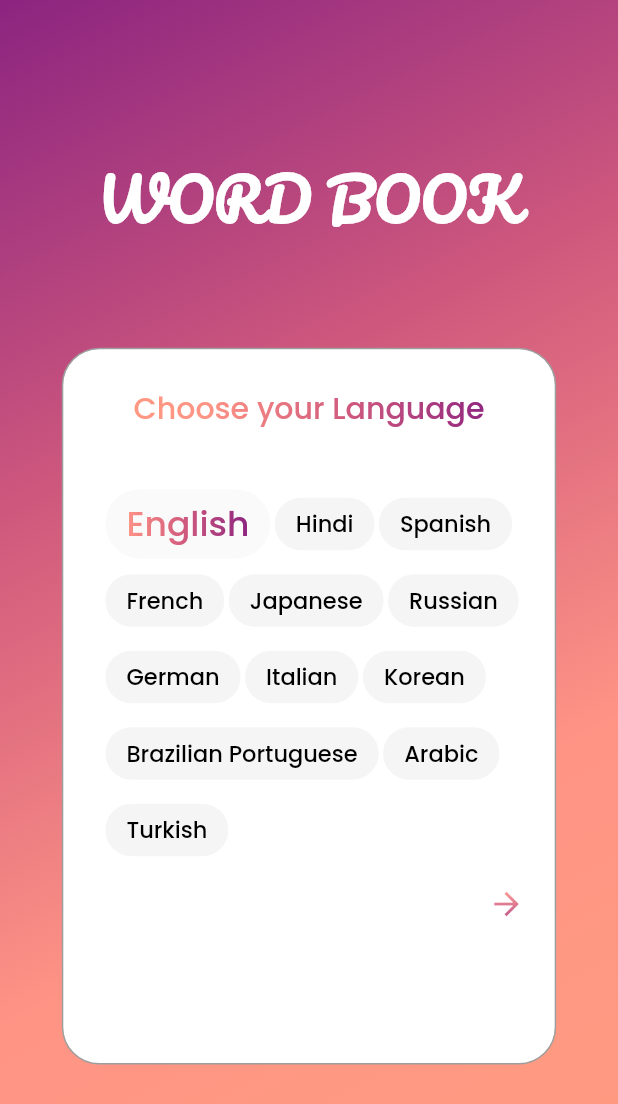
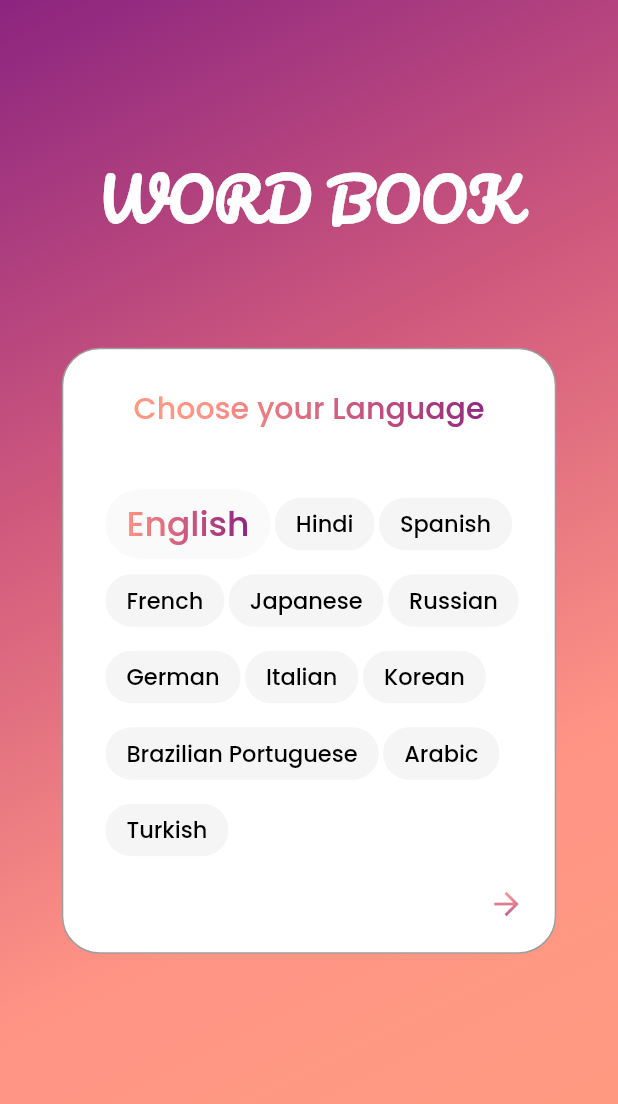
Before and after one commit to AbdallahNassar/WordBook, a Flutter app: the screen it shows after launch, on a phone screen of 412 x 824 dp. Shown: the top 1104 px of the screen. Run offline on Flutter 3.47's test engine with Material 2 defaults, Android fonts, the light colour scheme and no system bars; drawn by our look-alikes of flutter_platform_widgets; our stand-ins replace audioplayers, flutter_svg, google_fonts; missing offline and left inert: translator.

Commit message:
final push

```diff
--- a/word_book/lib/main.dart
+++ b/word_book/lib/main.dart
@@ -1,8 +1,8 @@
 import 'package:flutter/cupertino.dart';
 import 'package:flutter/material.dart';
+import 'package:flutter/services.dart';
 import 'package:flutter_platform_widgets/flutter_platform_widgets.dart';
 import 'package:google_fonts/google_fonts.dart';
-import 'package:word_book/test.dart';
 
 import './screens/home/home_screen.dart';
 import './screens/word/word_screen.dart';
@@ -16,6 +16,9 @@ class WordBook extends StatelessWidget {
   // This widget is the root of your application.
   @override
   Widget build(BuildContext context) {
+    SystemChrome.setPreferredOrientations([
+      DeviceOrientation.portraitUp,
+    ]);
     return PlatformApp(
       debugShowCheckedModeBanner: false,
       // to allow the usage of material stuff on cupertino app
@@ -48,7 +51,7 @@ class WordBook extends StatelessWidget {
               fontSize: 23.0,
             ),
             // phonetics list tile text style
-            headline2: GoogleFonts.poppins(
+            headline2: GoogleFonts.comfortaa(
               color: Colors.black,
               fontSize: 17.0,
               fontWeight: FontWeight.bold,
@@ -57,6 +60,12 @@ class WordBook extends StatelessWidget {
             headline3: GoogleFonts.lobster(
               color: Colors.black,
               fontSize: 17.0,
+            ),
+            // phonetics row style
+            headline4: GoogleFonts.dancingScript(
+              color: Colors.black,
+              fontSize: 28.0,
+              fontWeight: FontWeight.bold,
             ),
           ),
         ),
@@ -72,24 +81,29 @@ class WordBook extends StatelessWidget {
                 fontSize: 38.0,
                 fontWeight: FontWeight.bold,
               ),
-            // home screen chips style
+              // meaning list tile text style
               pickerTextStyle: GoogleFonts.poppins(
                 color: Colors.black,
                 fontSize: 23.0,
                 fontWeight: FontWeight.w500,
               ),
-            // phonetics list tile text style
+              // home screen chips style
               tabLabelTextStyle: GoogleFonts.comfortaa(
                 color: Colors.black,
                 fontSize: 17.0,
                 fontWeight: FontWeight.bold,
               ),
-            // meanding list tile style
+              // meanding subtitle list tile style
               navActionTextStyle: GoogleFonts.lobster(
                 color: Color(0xFFFF9485),
                 fontSize: 17.0,
               ),
-          ),
+              // phonetics row style
+              dateTimePickerTextStyle: GoogleFonts.dancingScript(
+                color: Colors.black,
+                fontSize: 28.0,
+                fontWeight: FontWeight.bold,
+              )),
         ),
       ),
       home: HomeScreen(),
--- a/word_book/lib/screens/home/components/home_container.dart
+++ b/word_book/lib/screens/home/components/home_container.dart
@@ -42,7 +42,6 @@ class _HomeContainerState extends State<HomeContainer> {
     // to create more than one line of chips if there isn't enough space
     return WhiteContainer(
       width: _mediaQuery.size.width * 0.8,
-      height: _mediaQuery.size.height * 0.58,
       child: SingleChildScrollView(
         child: Column(children: [
           HomeText(widgetText: 'Choose your Language'),
@@ -96,6 +95,7 @@ class _HomeContainerState extends State<HomeContainer> {
           Padding(
             padding: const EdgeInsets.only(
               right: 8.0,
+              bottom: 8.0,
             ),
             child: NextArrow(
               icon: Icon(
--- a/word_book/lib/screens/meaning/meaning_screen.dart
+++ b/word_book/lib/screens/meaning/meaning_screen.dart
@@ -51,6 +51,9 @@ class MeaningScreen extends StatelessWidget {
         ),
         child: Column(
           children: [
+            SizedBox(
+              height: _mediaQuery.size.height * 0.05,
+            ),
             Row(
               children: [
                 BackArrow(),
@@ -82,7 +85,7 @@ class MeaningScreen extends StatelessWidget {
             Column(
               children: [
                 Container(
-                  height: _mediaQuery.size.height * 0.82,
+                  height: _mediaQuery.size.height * 0.71,
                   width: _mediaQuery.size.width * 0.94,
                   child: Column(
                     children: [
--- a/word_book/lib/screens/word/components/meanings.dart
+++ b/word_book/lib/screens/word/components/meanings.dart
@@ -31,10 +31,10 @@ class Meanings extends StatelessWidget {
             : _mediaQuery.size.height * 0.37,
       ),
       margin: EdgeInsets.symmetric(
-        vertical: _mediaQuery.size.height * 0.005,
+        vertical: 0,
       ),
       height: _mediaQuery.size.height * 0.08 +
-          _mediaQuery.size.height * 0.13 * meaningsList.length,
+          _mediaQuery.size.height * 0.18 * meaningsList.length,
       width: _mediaQuery.size.width * 0.92,
       child: Column(
         children: [
--- a/word_book/lib/screens/word/components/something_went_wrong.dart
+++ b/word_book/lib/screens/word/components/something_went_wrong.dart
@@ -26,6 +26,7 @@ class SomethingWentWrong extends StatelessWidget {
         children: [
           SvgPicture.asset(
             'assets/images/error_2.svg',
+            height: _mediaQuery.size.height * 0.4,
           ),
           Text(
             'Something Went Wrong.\n$message',
--- a/word_book/lib/widgets/white_container.dart
+++ b/word_book/lib/widgets/white_container.dart
@@ -13,7 +13,7 @@ class WhiteContainer extends StatelessWidget {
   const WhiteContainer({
     Key key,
     @required this.child,
-    @required this.height,
+    this.height,
     this.width,
     this.constraints,
     this.margin,
```
Also changed, not shown: word_book/lib/screens/word/components/meanings_row.dart (+9 -2 lines), word_book/lib/screens/word/components/phonetics.dart (+10 -9 lines), word_book/lib/screens/word/components/phonetics_row.dart (+8 -4 lines), word_book/lib/screens/word/word_screen.dart (+6 -6 lines). Lines whose indentation alone changed are shown as unchanged.
